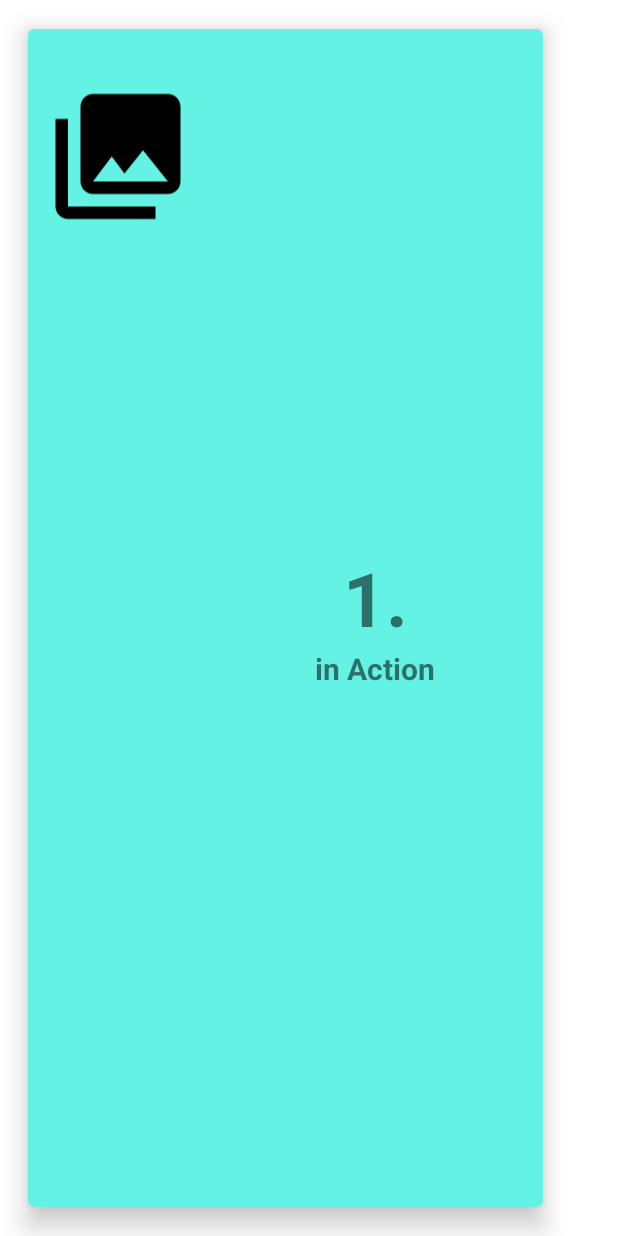
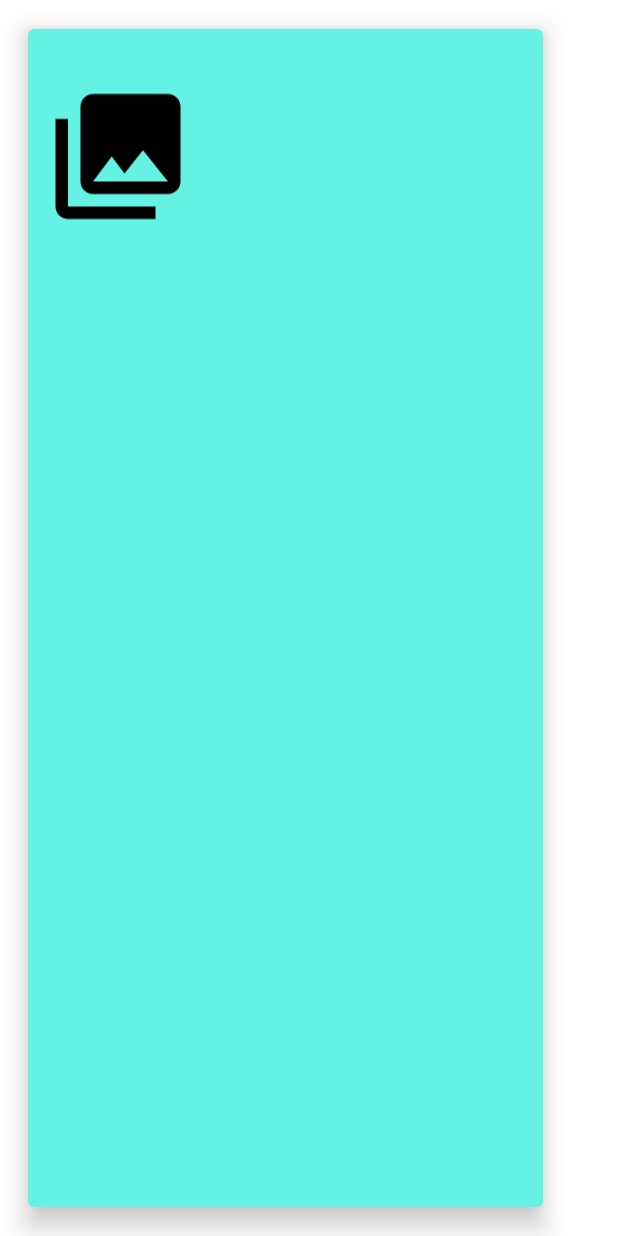
Before and after one commit to hjamiola/Where2Watch, an Android app: the layout custom_card_view.xml on its own in the app's theme, with its tools: preview values and no code run, on a phone screen of 412 x 824 dp. Run offline under Robolectric (Android 15) with nearby library versions, the phone set to English and light mode, and no system bars.

Commit message:
TopTen dynamic allan

```diff
--- a/app/src/main/res/layout/custom_card_view.xml
+++ b/app/src/main/res/layout/custom_card_view.xml
@@ -38,7 +38,6 @@
                 android:id="@+id/movie_number"
                 android:layout_width="wrap_content"
                 android:layout_height="wrap_content"
-                android:text="1."
                 android:textSize="50sp"
                 android:textStyle="bold" />
 
@@ -46,7 +45,6 @@
                 android:id="@+id/movie_title"
                 android:layout_width="wrap_content"
                 android:layout_height="wrap_content"
-                android:text="in Action"
                 android:textSize="20sp"
                 android:textStyle="bold" />
 
```
Also changed, not shown: app/src/main/java/com/example/where2watch/ui/model/TopTenCardView.java (+1 -11 lines), app/src/main/java/com/example/where2watch/ui/topTen/TopTenFragment.java (+6 -7 lines).
